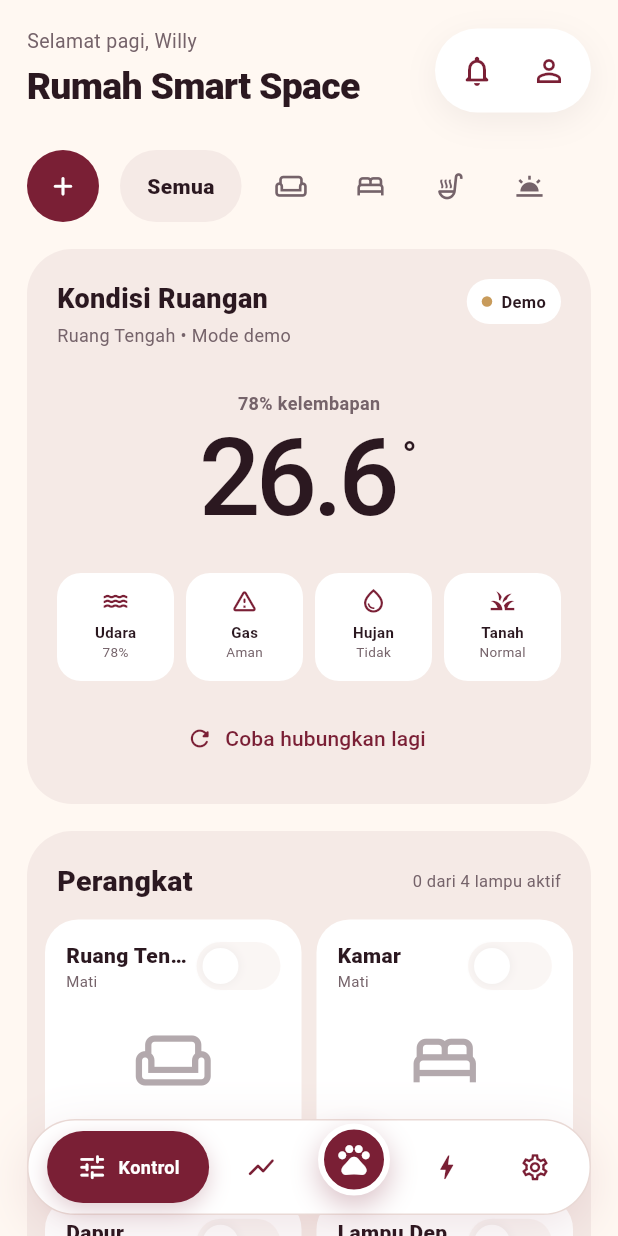
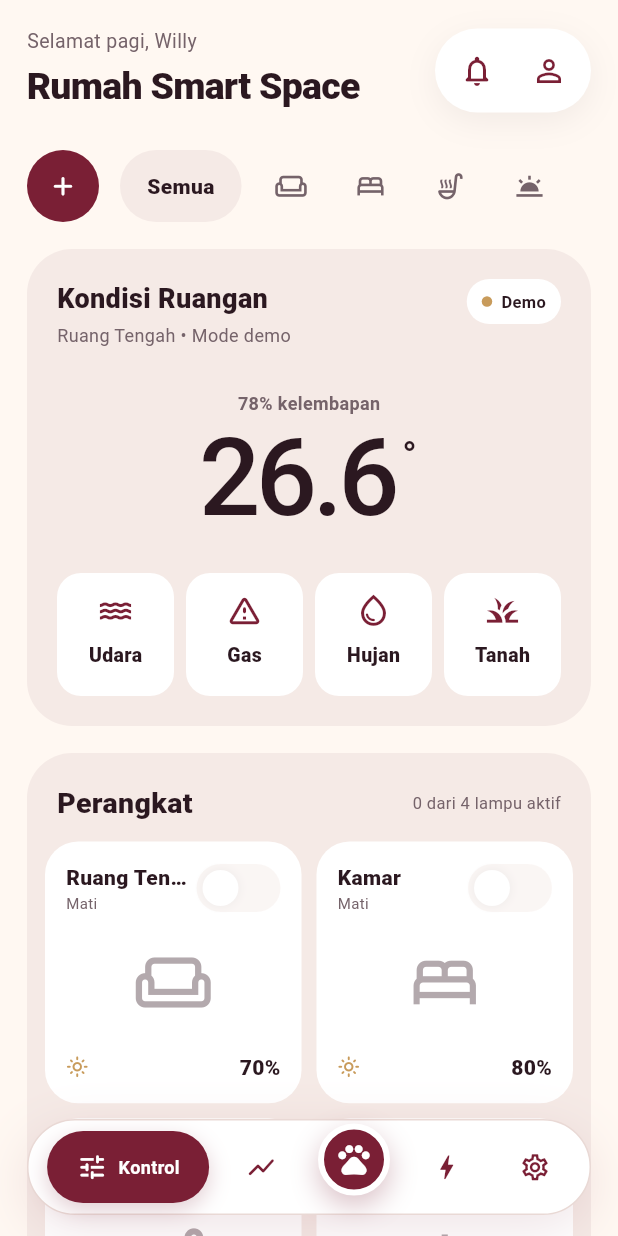
Before and after one commit to rezibos/Android-Fluter-SmartSpace, a Flutter app: the screen it shows after launch, on a phone screen of 412 x 824 dp. Run offline on Flutter 3.47's test engine with Material 3 defaults, Android fonts, the phone set to English and light mode, and no system bars; network calls fail.

Commit message:
refactor: simplify condition sensor actions

```diff
--- a/lib/screens/control_screen.dart
+++ b/lib/screens/control_screen.dart
@@ -220,15 +220,6 @@ class ControlScreen extends StatelessWidget {
     final temperature = useDummy ? 26.6 : snapshot!.temperature;
     final humidity = useDummy ? 78 : snapshot!.humidity.round();
     final danger = useDummy ? false : snapshot!.isGasDanger(gasThreshold);
-    final isRaining = useDummy ? false : snapshot!.isRaining;
-    final soilLabel = useDummy
-        ? 'Normal'
-        : switch (snapshot?.soilState) {
-            SoilState.wet => 'Basah',
-            SoilState.normal => 'Normal',
-            SoilState.dry => 'Kering',
-            null => 'Normal',
-          };
     return Container(
       padding: const EdgeInsets.all(20),
       decoration: BoxDecoration(
@@ -343,12 +334,7 @@ class ControlScreen extends StatelessWidget {
           Row(
             children: [
               Expanded(
-                child: _sensorAction(
-                  context,
-                  Icons.water_outlined,
-                  'Udara',
-                  '$humidity%',
-                ),
+                child: _sensorAction(context, Icons.water_outlined, 'Udara'),
               ),
               const SizedBox(width: 8),
               Expanded(
@@ -356,7 +342,6 @@ class ControlScreen extends StatelessWidget {
                   context,
                   Icons.warning_amber_rounded,
                   'Gas',
-                  danger ? 'Bahaya' : 'Aman',
                   danger: danger,
                 ),
               ),
@@ -366,28 +351,14 @@ class ControlScreen extends StatelessWidget {
                   context,
                   Icons.water_drop_outlined,
                   'Hujan',
-                  isRaining ? 'Ya' : 'Tidak',
                 ),
               ),
               const SizedBox(width: 8),
               Expanded(
-                child: _sensorAction(
-                  context,
-                  Icons.grass_outlined,
-                  'Tanah',
-                  soilLabel,
-                ),
+                child: _sensorAction(context, Icons.grass_outlined, 'Tanah'),
               ),
             ],
           ),
-          if (useDummy) ...[
-            const SizedBox(height: 14),
-            TextButton.icon(
-              onPressed: onRetry,
-              icon: const Icon(Icons.refresh_rounded),
-              label: const Text('Coba hubungkan lagi'),
-            ),
-          ],
         ],
       ),
     );
@@ -396,15 +367,14 @@ class ControlScreen extends StatelessWidget {
   Widget _sensorAction(
     BuildContext context,
     IconData icon,
-    String label,
-    String value, {
+    String label, {
     bool danger = false,
   }) => InkWell(
     onTap: onViewSensors,
     borderRadius: BorderRadius.circular(16),
     child: Container(
-      constraints: const BoxConstraints(minHeight: 72),
-      padding: const EdgeInsets.symmetric(horizontal: 5, vertical: 9),
+      constraints: const BoxConstraints(minHeight: 82),
+      padding: const EdgeInsets.symmetric(horizontal: 5, vertical: 12),
       decoration: BoxDecoration(
         color: context.space.surface,
         borderRadius: BorderRadius.circular(16),
@@ -413,20 +383,14 @@ class ControlScreen extends StatelessWidget {
         children: [
           Icon(
             icon,
-            size: 19,
+            size: 25,
             color: danger ? SpacePalette.danger : context.space.active,
           ),
-          const SizedBox(height: 4),
+          const SizedBox(height: 8),
           Text(
             label,
             maxLines: 1,
-            style: const TextStyle(fontSize: 10, fontWeight: FontWeight.w700),
-          ),
-          Text(
-            value,
-            maxLines: 1,
-            overflow: TextOverflow.ellipsis,
-            style: TextStyle(color: context.space.inkMuted, fontSize: 9),
+            style: const TextStyle(fontSize: 13, fontWeight: FontWeight.w800),
           ),
         ],
       ),
```
Also changed, not shown: 1 other file.
